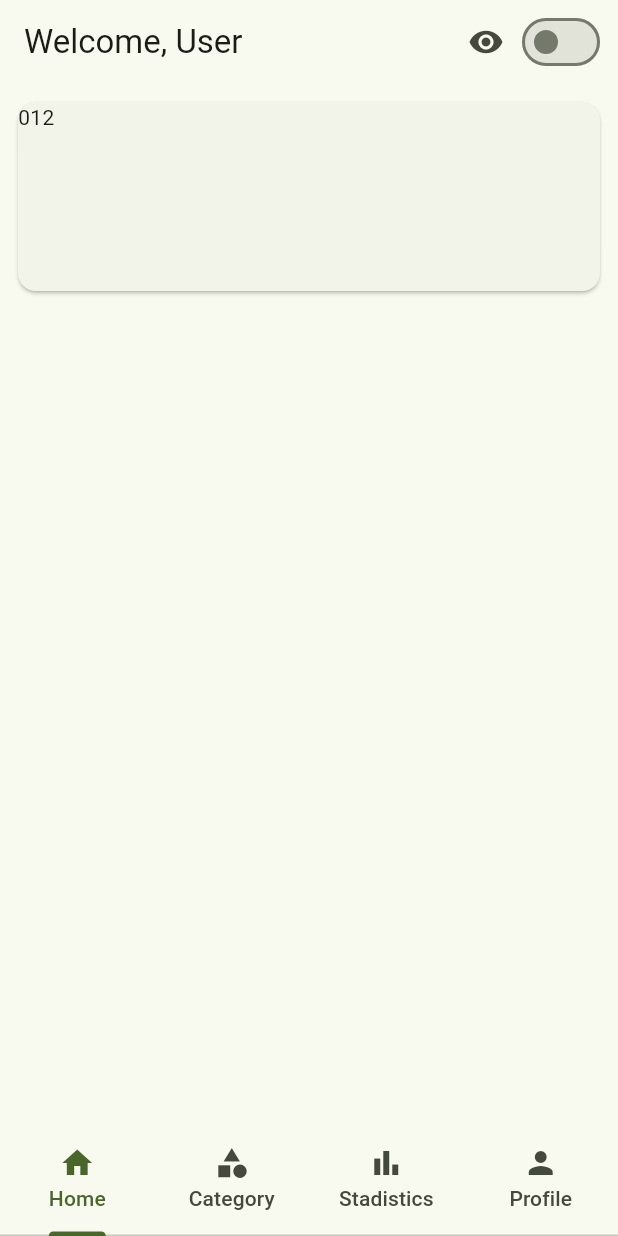
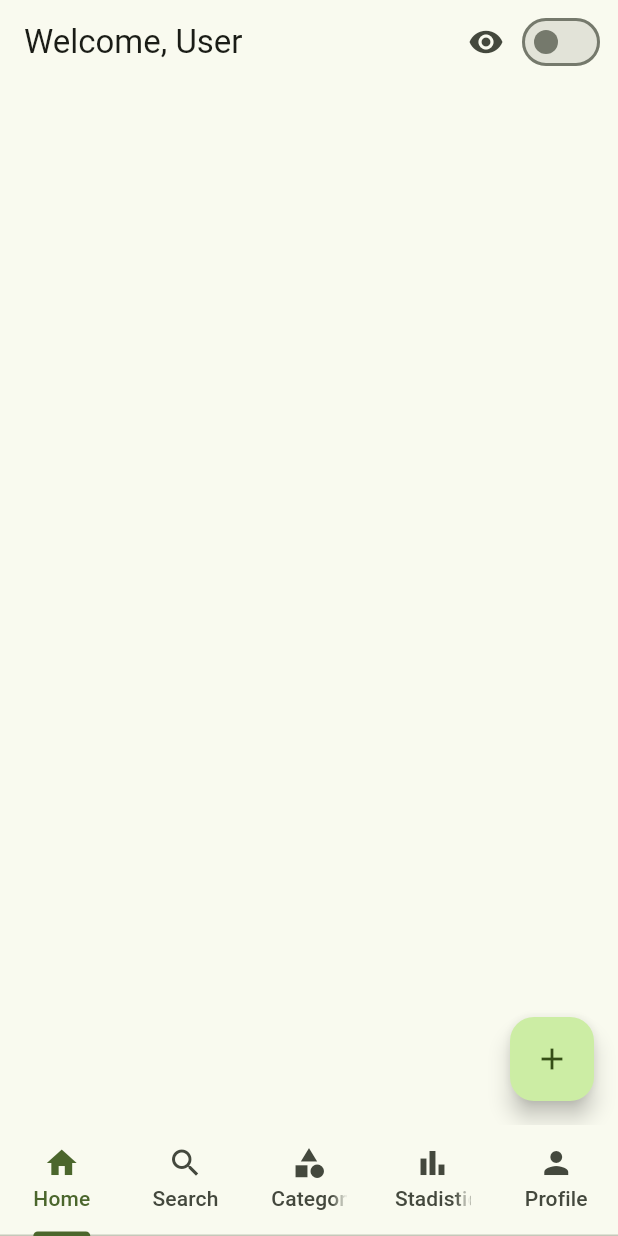
Before and after one commit to CerberusProgrammer/mini_store, a Flutter app: the screen it shows after launch, on a phone screen of 412 x 824 dp. Run offline on Flutter 3.47's test engine with Material 2 defaults, Android fonts, the phone set to English and light mode, and no system bars; our stand-ins replace adaptive_theme, carousel_slider, dots_indicator, draggable_home, file_picker, image_picker and 1 more; missing offline and left inert: pluto_grid, qrscan.

Commit message:
New Search page.

```diff
--- a/lib/add_product.dart
+++ b/lib/add_product.dart
@@ -30,12 +30,11 @@ class _AddProductState extends State<AddProduct> {
   final TextEditingController price = TextEditingController();
   final TextEditingController disponibility = TextEditingController();
 
-  bool isCompleted = false;
-  bool isOk = false;
   int category = -1;
   String currency = "USD";
   IconData icon = Icons.shopping_bag;
   List<ImageProvider> images = [];
+  String barCode = "";
 
   @override
   Widget build(BuildContext context) {
@@ -73,6 +72,8 @@ class _AddProductState extends State<AddProduct> {
                   onPressed: () async {
                     String? codeSanner = await scanner.scan();
                     print(codeSanner);
+
+                    barCode = codeSanner ?? "";
                   },
                   icon: const Icon(Icons.barcode_reader),
                 )
--- a/lib/dashboard/dashboard.dart
+++ b/lib/dashboard/dashboard.dart
@@ -19,26 +19,9 @@ class Dashboard extends StatelessWidget {
   Widget viewMode(BoxConstraints constraints) {
     return SafeArea(
       child: Scaffold(
-        body: Column(
-          children: [
-            SizedBox(
-              width: constraints.maxWidth,
-              height: 150,
-              child: Padding(
-                padding: const EdgeInsets.all(8),
-                child: Card(
-                  child: ListView.builder(
-                    shrinkWrap: true,
-                    scrollDirection: Axis.horizontal,
-                    itemCount: 3,
-                    itemBuilder: (itemBuilder, index) {
-                      return Text('$index');
-                    },
-                  ),
-                ),
-              ),
-            ),
-          ],
+        floatingActionButton: FloatingActionButton(
+          onPressed: () {},
+          child: const Icon(Icons.add),
         ),
       ),
     );
--- a/lib/home.dart
+++ b/lib/home.dart
@@ -2,6 +2,7 @@ import 'package:flutter/material.dart';
 import 'package:mini_store/category/category_page.dart';
 import 'package:mini_store/dashboard/dashboard.dart';
 import 'package:mini_store/profile/profile.dart';
+import 'package:mini_store/search/search.dart';
 import 'package:mini_store/stats/stats.dart';
 
 class Home extends StatefulWidget {
@@ -15,10 +16,14 @@ class HomeState extends State<Home> with SingleTickerProviderStateMixin {
   late TabController controller;
   bool mode = false;
 
-  static const List<Tab> tabs = [
+  static List<Tab> tabs = const [
     Tab(
       icon: Icon(Icons.home),
       text: 'Home',
+    ),
+    Tab(
+      icon: Icon(Icons.search),
+      text: 'Search',
     ),
     Tab(
       icon: Icon(Icons.category),
@@ -45,7 +50,7 @@ class HomeState extends State<Home> with SingleTickerProviderStateMixin {
     super.initState();
 
     controller = TabController(
-      length: 4,
+      length: tabs.length,
       vsync: this,
     );
   }
@@ -78,6 +83,7 @@ class HomeState extends State<Home> with SingleTickerProviderStateMixin {
         controller: controller,
         children: [
           Dashboard(mode: mode),
+          Search(mode: mode),
           CategoryPage(mode: mode),
           const Stats(),
           Profile(mode: mode),
--- /dev/null
+++ b/lib/search/search.dart
@@ -0,0 +1,17 @@
+import 'package:flutter/material.dart';
+
+class Search extends StatefulWidget {
+  final bool mode;
+
+  const Search({super.key, required this.mode});
+
+  @override
+  State<StatefulWidget> createState() => _Search();
+}
+
+class _Search extends State<Search> {
+  @override
+  Widget build(BuildContext context) {
+    return Scaffold();
+  }
+}
```
